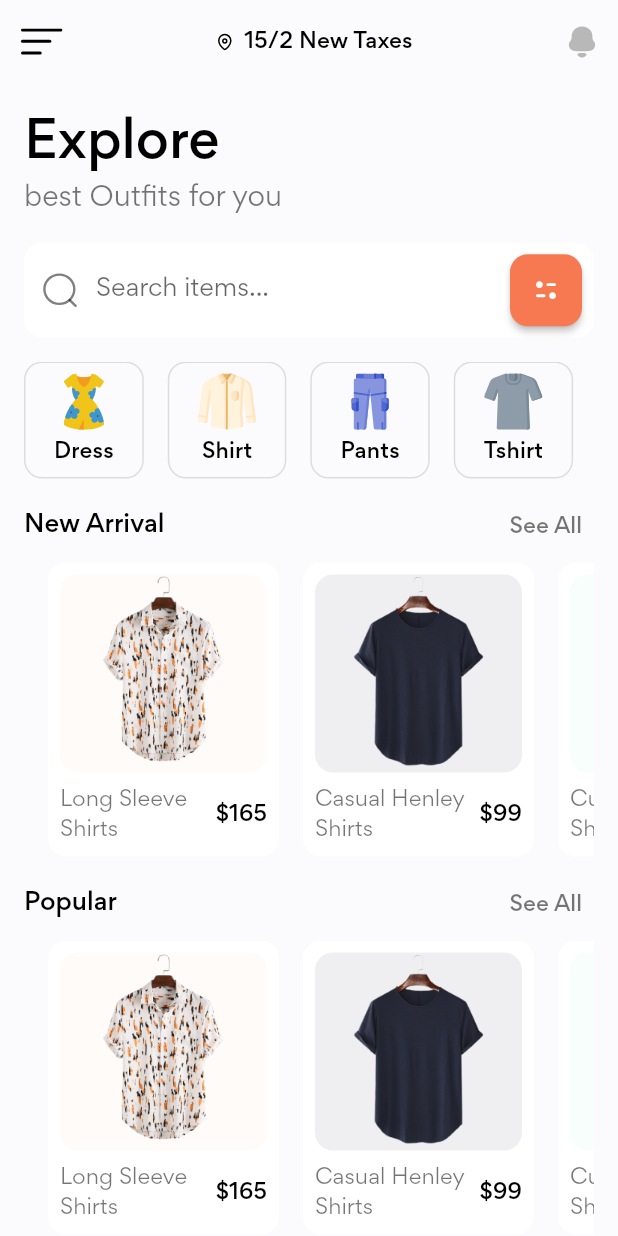
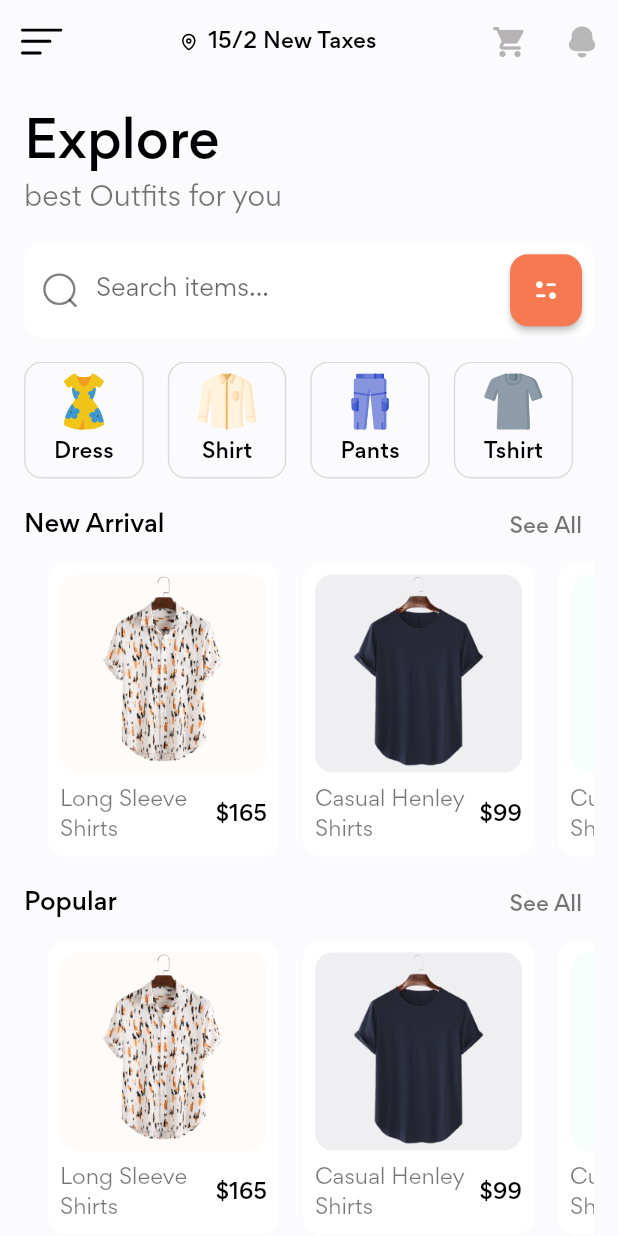
Before and after one commit to ahmedkhattab20/NOAA-e-commerceApp, a Flutter app: the screen it shows after launch, on a phone screen of 412 x 824 dp. Run offline on Flutter 3.47's test engine with Material 2 defaults, Android fonts, the phone set to English and light mode, and no system bars; our stand-ins replace flutter_svg.

Commit message:
cart screen

```diff
--- a/lib/screens/home/home_screen.dart
+++ b/lib/screens/home/home_screen.dart
@@ -4,6 +4,7 @@ import 'package:flutter_svg/flutter_svg.dart';
 import 'package:stylish/constants.dart';
 import 'package:stylish/models/Category.dart';
 import 'package:stylish/models/Product.dart';
+import 'package:stylish/screens/cart/cart_screen.dart';
 import 'package:stylish/screens/components/categories.dart';
 import 'package:stylish/screens/components/new_arrival.dart';
 import 'package:stylish/screens/components/popular.dart';
@@ -39,9 +40,18 @@ class HomeScreen extends StatelessWidget {
         ),
         actions: [
           IconButton(
+            onPressed: () {
+              Navigator.push(context, MaterialPageRoute(builder: (context)=>CartScreen(),));
+
+            },
+            icon:const  Icon(Icons.shopping_cart,color: Color.fromRGBO(
+                175, 173, 173, 0.9215686274509803)),
+          ),
+          IconButton(
             onPressed: () {},
             icon: SvgPicture.asset("assets/icons/Notification.svg"),
-          )
+          ),
+
         ],
       ),
       body: SingleChildScrollView(
```
Also changed, not shown: lib/screens/details/details_screen.dart (+9 -8 lines), lib/screens/details/components/color_dot.dart (renamed from lib/screens/details/components/coloe_dot.dart).
